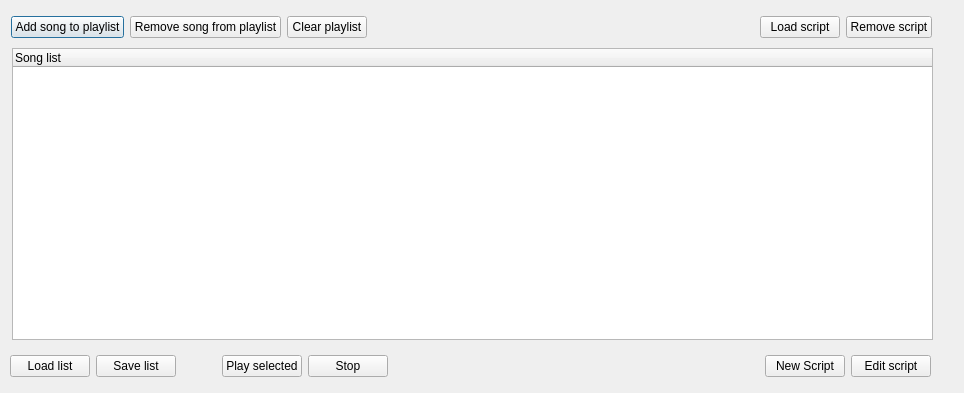
hydrogen-music/hydrogen, file gui/src/PlaylistEditor/PlaylistDialog_UI.ui: the form before one commit.
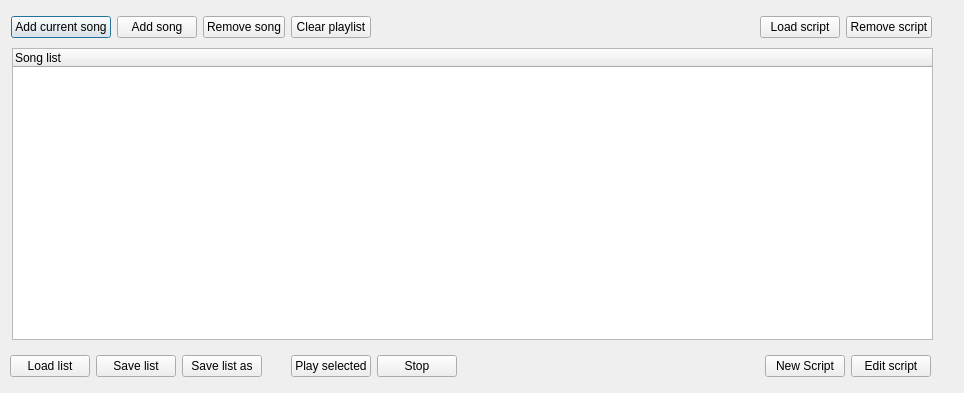
The form after the commit.

Commit message: add missing virtual pattern files. small playlist enhancement

```diff
--- a/gui/src/PlaylistEditor/PlaylistDialog_UI.ui
+++ b/gui/src/PlaylistEditor/PlaylistDialog_UI.ui
@@ -23,22 +23,29 @@
    </property>
    <layout class="QHBoxLayout" name="horizontalLayout_3" >
     <item>
-     <widget class="QPushButton" name="addSongBTN" >
-      <property name="text" >
-       <string>Add song to playlist</string>
+     <widget class="QPushButton" name="addCurrentSongBTN">
+      <property name="text">
+       <string>Add current song</string>
       </property>
      </widget>
     </item>
     <item>
-     <widget class="QPushButton" name="removeFromListBTN" >
-      <property name="text" >
-       <string>Remove song from playlist</string>
+     <widget class="QPushButton" name="addSongBTN">
+      <property name="text">
+       <string>Add song</string>
       </property>
      </widget>
     </item>
     <item>
-     <widget class="QPushButton" name="clearPlBTN" >
-      <property name="text" >
+     <widget class="QPushButton" name="removeFromListBTN">
+      <property name="text">
+       <string>Remove song</string>
+      </property>
+     </widget>
+    </item>
+    <item>
+     <widget class="QPushButton" name="clearPlBTN">
+      <property name="text">
        <string>Clear playlist</string>
       </property>
      </widget>
@@ -170,6 +177,13 @@
           </property>
          </widget>
         </item>
+        <item>
+         <widget class="QPushButton" name="saveListAsBTN">
+          <property name="text">
+           <string>Save list as</string>
+          </property>
+         </widget>
+        </item>
        </layout>
       </item>
       <item>
```
Left out of the diff: 115 changed lines with no effect on the pictures. The commit also changes 30 other files.
